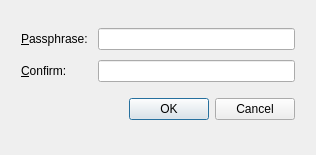
Before: the Qt Designer form qt_ui/confirm_password_dialog.ui in evpo/EncryptPad, drawn with Qt 5.
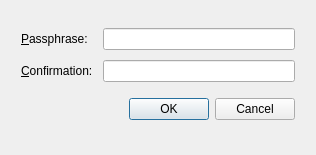
After: the same form once the commit is applied.

```diff
--- a/qt_ui/confirm_password_dialog.ui
+++ b/qt_ui/confirm_password_dialog.ui
@@ -88,7 +88,7 @@
      <item row="1" column="0">
       <widget class="QLabel" name="label_2">
        <property name="text">
-        <string>&amp;Confirm:</string>
+        <string>&amp;Confirmation:</string>
        </property>
        <property name="buddy">
         <cstring>uiConfirm</cstring>
```
